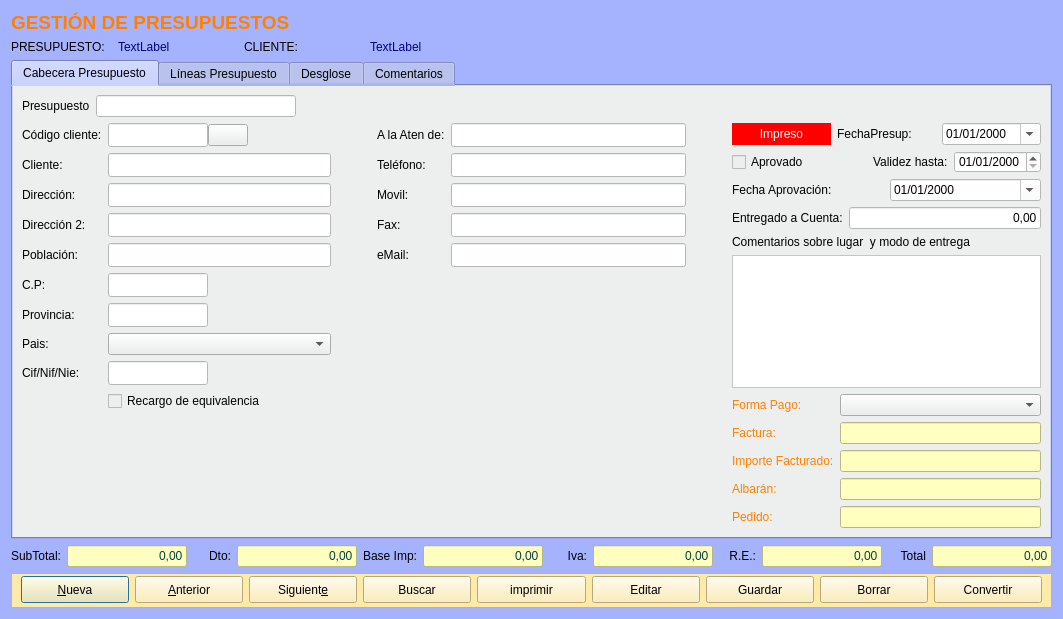
Before: the Qt Designer form Zona_Ventas/frmpresupuestoscli.ui in arcnexus/RedFoX, drawn with Qt 5.
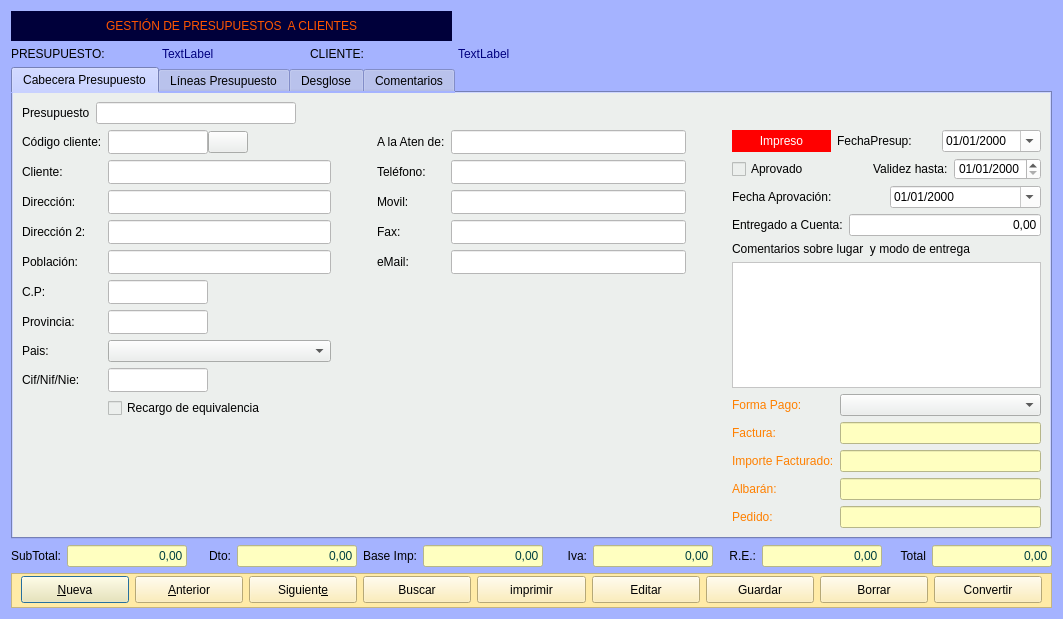
After: the same form once the commit is applied. Icons and pictures are not drawn.

```diff
--- a/Zona_Ventas/frmpresupuestoscli.ui
+++ b/Zona_Ventas/frmpresupuestoscli.ui
@@ -35,8 +35,22 @@
   <layout class="QGridLayout" name="gridLayout_2">
    <item row="0" column="0" colspan="3">
     <widget class="QLabel" name="label_67">
+     <property name="minimumSize">
+      <size>
+       <width>441</width>
+       <height>30</height>
+      </size>
+     </property>
+     <property name="styleSheet">
+      <string notr="true">font: 14pt &quot;Sans Serif&quot;;
+color: rgb(255, 85, 0);
+background-color: rgb(0, 0, 58);</string>
+     </property>
      <property name="text">
-      <string>&lt;html&gt;&lt;head/&gt;&lt;body&gt;&lt;p&gt;&lt;span style=&quot; font-size:14pt; font-weight:600; color:#ff8000;&quot;&gt;GESTIÓN DE PRESUPUESTOS&lt;/span&gt;&lt;/p&gt;&lt;/body&gt;&lt;/html&gt;</string>
+      <string>GESTIÓN DE PRESUPUESTOS  A CLIENTES</string>
+     </property>
+     <property name="alignment">
+      <set>Qt::AlignCenter</set>
      </property>
     </widget>
    </item>
```
